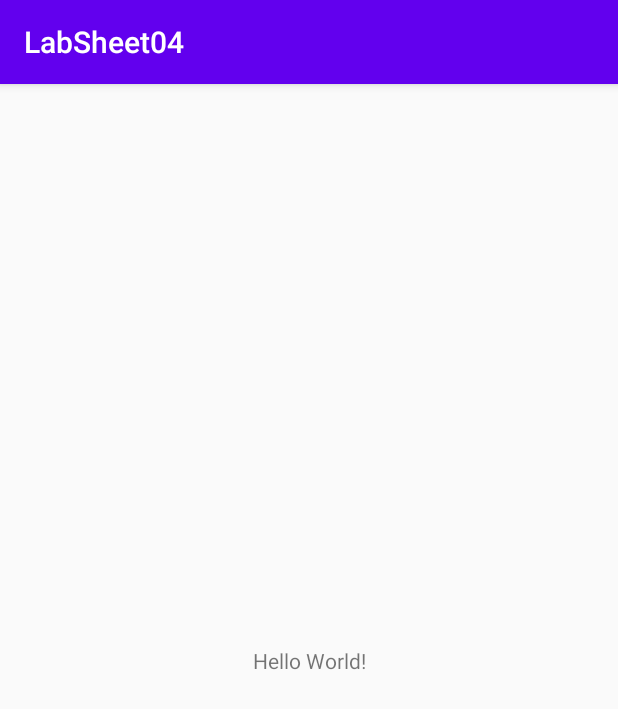
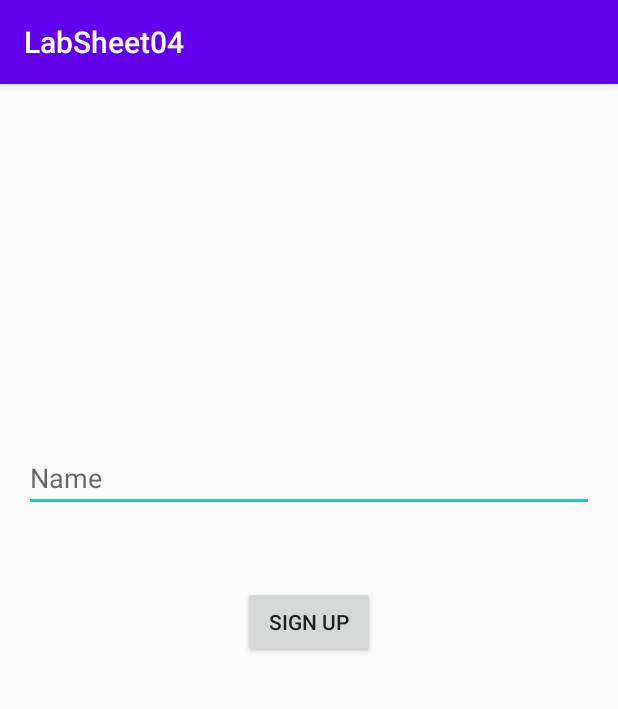
Before and after one commit to sachinthazoysa/MAD-Labsheet04, an Android app: the screen it shows after launch (MainActivity), on a phone screen of 412 x 824 dp. Shown: the top 709 px of the screen. Run offline under Robolectric (Android 15) with nearby library versions, the phone set to English and light mode, and no system bars.

Commit message:
Did upto notification with the name

```diff
--- a/app/src/main/AndroidManifest.xml
+++ b/app/src/main/AndroidManifest.xml
@@ -9,6 +9,7 @@
         android:roundIcon="@mipmap/ic_launcher_round"
         android:supportsRtl="true"
         android:theme="@style/AppTheme">
+        <activity android:name=".Registration"></activity>
         <activity android:name=".MainActivity">
             <intent-filter>
                 <action android:name="android.intent.action.MAIN" />
--- a/app/src/main/java/com/example/labsheet04/MainActivity.java
+++ b/app/src/main/java/com/example/labsheet04/MainActivity.java
@@ -1,14 +1,74 @@
 package com.example.labsheet04;
 
 import androidx.appcompat.app.AppCompatActivity;
+import androidx.core.app.NotificationCompat;
+import androidx.core.app.NotificationManagerCompat;
 
+import android.app.Notification;
+import android.app.NotificationChannel;
+import android.app.NotificationManager;
+import android.app.PendingIntent;
+import android.content.Intent;
+import android.os.Build;
 import android.os.Bundle;
+import android.view.View;
+import android.widget.EditText;
 
 public class MainActivity extends AppCompatActivity {
 
+    private static final String CHANNEL_ID = String.valueOf(0);
+
     @Override
     protected void onCreate(Bundle savedInstanceState) {
+
         super.onCreate(savedInstanceState);
         setContentView(R.layout.activity_main);
+
+        if (Build.VERSION.SDK_INT >= Build.VERSION_CODES.O){
+            CharSequence name = getString(R.string.app_name);
+            String description =
+                    getString(R.string.app_name);
+            int importance = NotificationManager.IMPORTANCE_DEFAULT;
+            NotificationChannel channel = new
+                    NotificationChannel(CHANNEL_ID, name, importance);
+            channel.setDescription(description);
+            NotificationManager notificationManager =
+                    getSystemService(NotificationManager.class);
+            notificationManager.createNotificationChannel(channel);
+        }
+
+
     }
+
+    public void SIGNUP(View view){
+        EditText text =(EditText) findViewById(R.id.editText);
+        String message = text.getText().toString();
+
+        Intent intent = new Intent(this, Notification.class);
+
+        intent.setFlags(Intent.FLAG_ACTIVITY_NEW_TASK |
+                Intent.FLAG_ACTIVITY_CLEAR_TASK);
+
+        PendingIntent pendingIntent =
+                PendingIntent.getActivity(this, 0, intent, 0);
+
+        NotificationCompat.Builder builder = new
+                NotificationCompat.Builder(this, CHANNEL_ID)
+                .setSmallIcon(R.drawable.ic_launcher_background)
+                .setContentTitle("Notification")
+                .setContentText("Hello  " +message+ " Welcome to MAD Team" )
+                .setPriority(NotificationCompat.PRIORITY_DEFAULT)
+                .setContentIntent(pendingIntent)
+                .setAutoCancel(true)
+                ;
+
+
+        NotificationManagerCompat notificationManager =
+                NotificationManagerCompat.from(this);
+        notificationManager.notify(0, builder.build());
+
+
+    }
+
+
 }
--- a/app/src/main/res/layout/activity_main.xml
+++ b/app/src/main/res/layout/activity_main.xml
@@ -6,13 +6,30 @@
     android:layout_height="match_parent"
     tools:context=".MainActivity">
 
-    <TextView
+    <EditText
+        android:id="@+id/editText"
+        android:layout_width="0dp"
+        android:layout_height="wrap_content"
+        android:layout_marginStart="16dp"
+        android:layout_marginEnd="16dp"
+        android:ems="10"
+        android:hint="@string/editText"
+        android:inputType="textPersonName"
+        app:layout_constraintBottom_toBottomOf="parent"
+        app:layout_constraintEnd_toEndOf="parent"
+        app:layout_constraintStart_toStartOf="parent"
+        app:layout_constraintTop_toTopOf="parent"
+        app:layout_constraintVertical_bias="0.332" />
+
+    <Button
+        android:id="@+id/button"
         android:layout_width="wrap_content"
         android:layout_height="wrap_content"
-        android:text="Hello World!"
-        app:layout_constraintBottom_toBottomOf="parent"
-        app:layout_constraintLeft_toLeftOf="parent"
-        app:layout_constraintRight_toRightOf="parent"
-        app:layout_constraintTop_toTopOf="parent" />
-
+        android:layout_marginTop="49dp"
+        android:onClick="SIGNUP"
+        android:text="@string/button"
+        app:layout_constraintEnd_toEndOf="@+id/editText"
+        app:layout_constraintStart_toStartOf="@+id/editText"
+        app:layout_constraintTop_toBottomOf="@+id/editText"
+        tools:text="@string/button" />
 </androidx.constraintlayout.widget.ConstraintLayout>
--- a/app/src/main/res/values/strings.xml
+++ b/app/src/main/res/values/strings.xml
@@ -1,3 +1,9 @@
 <resources>
     <string name="app_name">LabSheet04</string>
+    <string name="editText">Name</string>
+    <string name="button">SIGN UP</string>
+    <string name="Email">Email</string>
+    <string name="Telephone">Telephone</string>
+    <string name="Password">Password</string>
+    <string name="RePassword">Re enter password</string>
 </resources>
```
Also changed, not shown: app/src/main/java/com/example/labsheet04/Registration.java (added, +14 -0 lines), app/src/main/res/layout/activity_registration.xml (added, +95 -0 lines).
